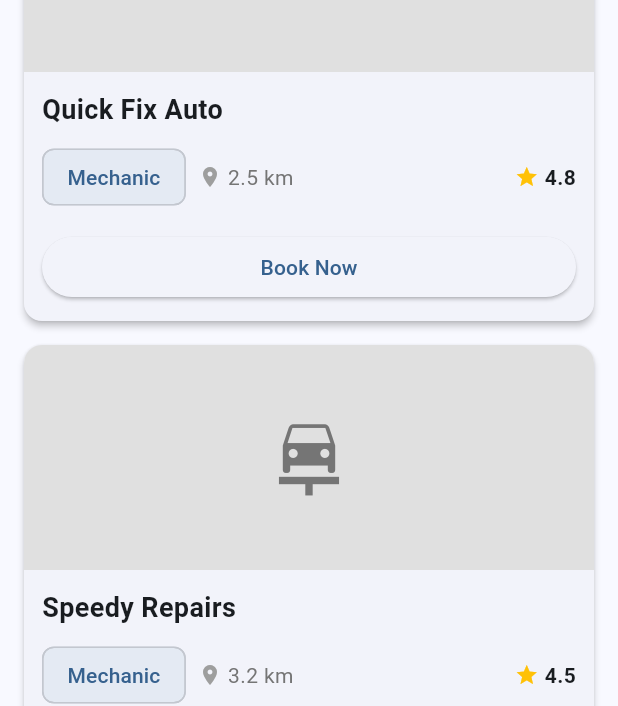
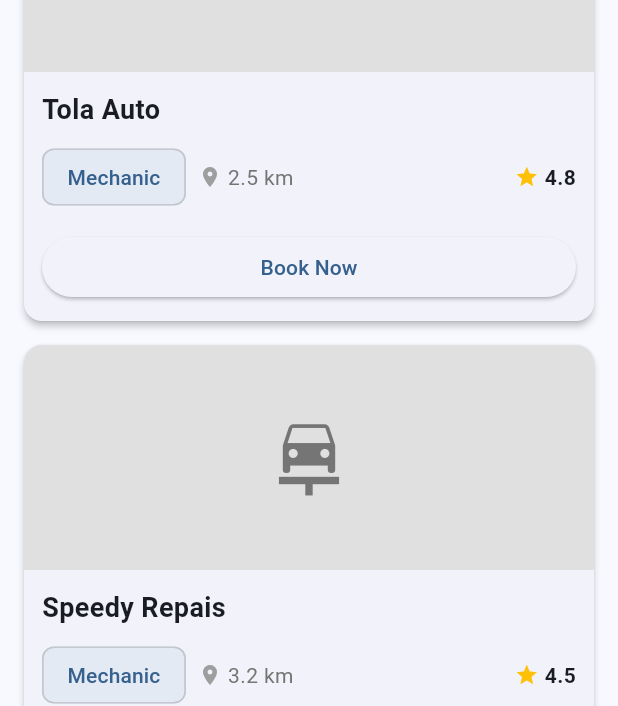
Before and after one commit to CephasOnwuliri/VEHICLE_REPAIR_BOOKING, a Flutter app: the HomeScreen screen opened directly, on a phone screen of 412 x 824 dp. Shown: the part 261-967 px from the top of the screen. Run offline on Flutter 3.47's test engine with Material 3 defaults, Android fonts, the light colour scheme and no system bars; accounts and stored records are empty.

Commit message:
Made some changes

```diff
--- a/lib/screens/booking_screen.dart
+++ b/lib/screens/booking_screen.dart
@@ -25,6 +25,7 @@ class _BookingScreenState extends State<BookingScreen> {
     'SUV',
     'Truck',
     'Motorcycle',
+    'Tricycle(Keke)',
     'Van',
   ];
 
--- a/lib/screens/home_screen.dart
+++ b/lib/screens/home_screen.dart
@@ -15,7 +15,7 @@ class _HomeScreenState extends State<HomeScreen> {
   final List<Station> stations = [
     Station(
       id: '1',
-      name: 'Quick Fix Auto',
+      name: 'Tola Auto',
       distance: 2.5,
       rating: 4.8,
       type: 'Mechanic',
@@ -23,7 +23,7 @@ class _HomeScreenState extends State<HomeScreen> {
     ),
     Station(
       id: '2',
-      name: 'Speedy Repairs',
+      name: 'Speedy Repais',
       distance: 3.2,
       rating: 4.5,
       type: 'Mechanic',
@@ -31,7 +31,7 @@ class _HomeScreenState extends State<HomeScreen> {
     ),
     Station(
       id: '3',
-      name: 'Premium Service Center',
+      name: 'Total Service Center',
       distance: 1.8,
       rating: 4.9,
       type: 'Mechanic',
@@ -39,7 +39,7 @@ class _HomeScreenState extends State<HomeScreen> {
     ),
     Station(
       id: '4',
-      name: 'EcoFuel Station',
+      name: 'Barron Fuel Station',
       distance: 4.0,
       rating: 4.2,
       type: 'Fuel Station',
--- a/lib/screens/login_screen.dart
+++ b/lib/screens/login_screen.dart
@@ -146,7 +146,7 @@ class _LoginScreenState extends State<LoginScreen> {
                           ),
                   ),
 
-                  // Hint for the interviewer (would be removed in real app)
+                  // Hint for the interviewer (will be removed in real app)
                   SizedBox(height: 24),
                   Text(
                     'Hint: Use intern@balancee.com / Intern123#',
```
Also changed, not shown: 1 other file.
